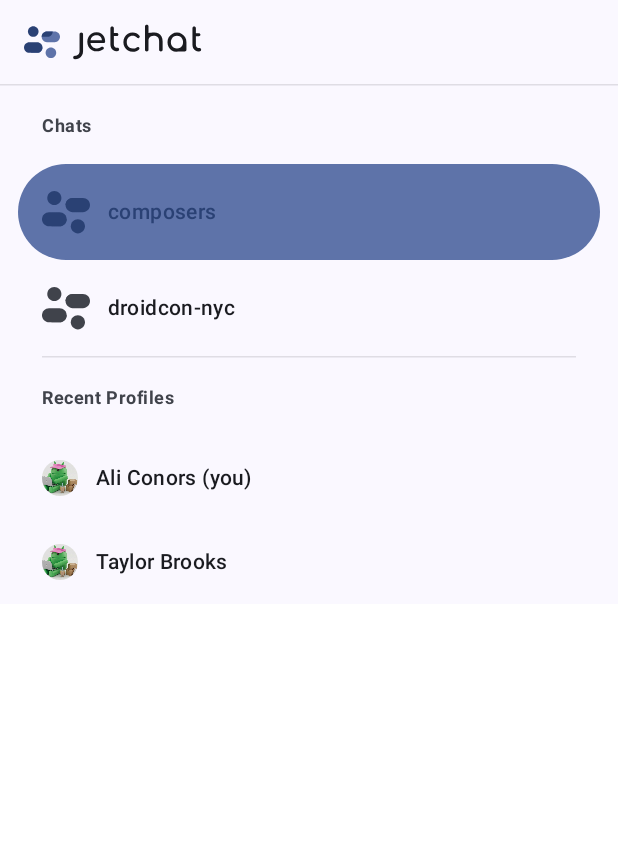
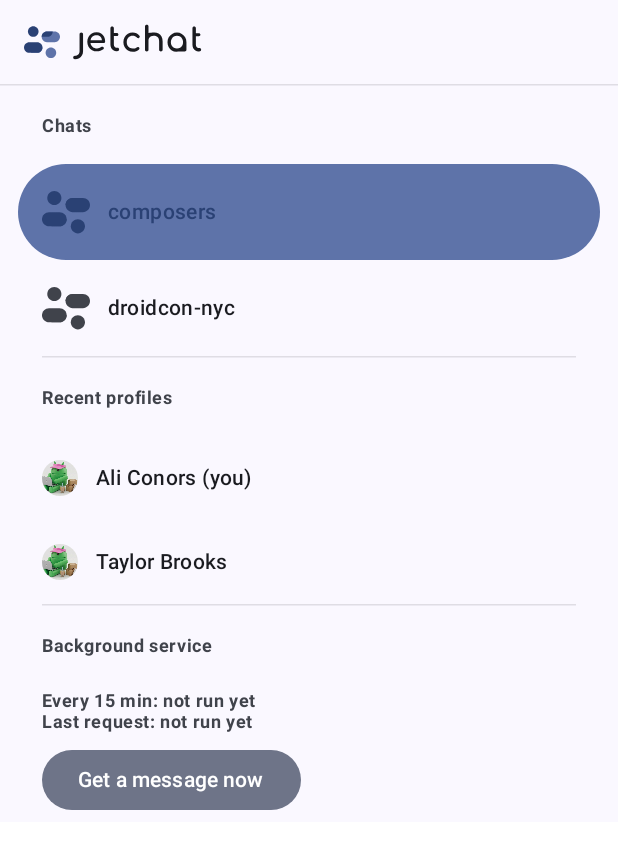
Before and after one commit to Xion07/Labs02CM20262-Gr04, an Android app built with Jetpack Compose: the @Preview function DrawerPreview, on a phone screen of 412 x 824 dp. Shown: the top 849 px of the screen. Run offline under Robolectric (Android 15) with nearby library versions, the phone set to English and light mode, and no system bars; our stand-ins replace Navigation 3; 2 statements that could not run were skipped.

Commit message:
Menu lateral con estado en vivo de los workers y boton para recibir un mensaje; textos ES/EN y autor 'me' estable en espanol

```diff
--- a/LabsCM20262-Gr04/Lab2-Services/src/main/java/co/edu/udea/compumovil/gr04_20262/lab2/components/JetchatDrawer.kt
+++ b/LabsCM20262-Gr04/Lab2-Services/src/main/java/co/edu/udea/compumovil/gr04_20262/lab2/components/JetchatDrawer.kt
@@ -20,6 +20,14 @@ import android.appwidget.AppWidgetManager
 import android.content.ComponentName
 import android.content.Context
 import android.os.Build
+import android.text.format.DateFormat
+import androidx.compose.material3.FilledTonalButton
+import androidx.compose.runtime.collectAsState
+import androidx.compose.runtime.getValue
+import androidx.compose.runtime.remember
+import androidx.work.WorkInfo
+import co.edu.udea.compumovil.gr04_20262.lab2.worker.WorkScheduler
+import java.util.Date
 import androidx.annotation.ChecksSdkIntAtLeast
 import androidx.annotation.DrawableRes
 import androidx.annotation.RequiresApi
@@ -78,16 +86,19 @@ fun JetchatDrawerContent(selectedKey: NavKey, onNavigate: (NavKey) -> Unit) {
         Spacer(Modifier.windowInsetsTopHeight(WindowInsets.statusBars))
         DrawerHeader()
         DividerItem()
-        DrawerItemHeader("Chats")
+        DrawerItemHeader(stringResource(R.string.drawer_chats))
         ChatItem(Conversation("composers"), selectedKey, onNavigate)
         ChatItem(Conversation("droidcon-nyc"), selectedKey, onNavigate)
         DividerItem(modifier = Modifier.padding(horizontal = 28.dp))
-        DrawerItemHeader("Recent Profiles")
-        ProfileItem("Ali Conors (you)", meProfile.photo, Profile(meProfile.userId), selectedKey, onNavigate)
+        DrawerItemHeader(stringResource(R.string.drawer_recent_profiles))
+        ProfileItem(stringResource(R.string.drawer_me), meProfile.photo, Profile(meProfile.userId), selectedKey, onNavigate)
         ProfileItem("Taylor Brooks", colleagueProfile.photo, Profile(colleagueProfile.userId), selectedKey, onNavigate)
+        DividerItem(modifier = Modifier.padding(horizontal = 28.dp))
+        DrawerItemHeader(stringResource(R.string.drawer_background))
+        BackgroundServiceItem()
         if (widgetAddingIsSupported(LocalContext.current)) {
             DividerItem(modifier = Modifier.padding(horizontal = 28.dp))
-            DrawerItemHeader("Settings")
+            DrawerItemHeader(stringResource(R.string.drawer_settings))
             WidgetDiscoverability()
         }
     }
@@ -238,6 +249,55 @@ fun DrawerPreviewDark() {
     }
 }
 
+/**
+ * Lab 2: muestra en vivo el estado de los workers (tarea periódica y última frase pedida)
+ * y permite pedir una frase al servicio REST en este momento.
+ */
+@Composable
+private fun BackgroundServiceItem() {
+    val context = LocalContext.current.applicationContext
+    val periodic by remember { WorkScheduler.periodicInfo(context) }.collectAsState(initial = null)
+    val now by remember { WorkScheduler.nowInfo(context) }.collectAsState(initial = null)
+    val running = now?.state == WorkInfo.State.RUNNING || now?.state == WorkInfo.State.ENQUEUED
+    Column(modifier = Modifier.padding(horizontal = 28.dp, vertical = 4.dp)) {
+        Text(
+            text = stringResource(R.string.worker_periodic, stateLabel(periodic?.state)),
+            style = MaterialTheme.typography.bodySmall,
+            color = MaterialTheme.colorScheme.onSurfaceVariant,
+        )
+        val next = periodic?.nextScheduleTimeMillis?.takeIf { it in 1 until Long.MAX_VALUE }
+        if (next != null && periodic?.state == WorkInfo.State.ENQUEUED) {
+            Text(
+                text = stringResource(R.string.worker_next, DateFormat.getTimeFormat(context).format(Date(next))),
+                style = MaterialTheme.typography.bodySmall,
+                color = MaterialTheme.colorScheme.onSurfaceVariant,
+            )
+        }
+        Text(
+            text = stringResource(R.string.worker_last, stateLabel(now?.state)),
+            style = MaterialTheme.typography.bodySmall,
+            color = MaterialTheme.colorScheme.onSurfaceVariant,
+        )
+        Spacer(Modifier.height(8.dp))
+        FilledTonalButton(onClick = { WorkScheduler.syncNow(context) }, enabled = !running) {
+            Text(stringResource(if (running) R.string.worker_running else R.string.worker_sync_now))
+        }
+    }
+}
+
+@Composable
+private fun stateLabel(state: WorkInfo.State?): String = stringResource(
+    when (state) {
+        WorkInfo.State.ENQUEUED -> R.string.work_enqueued
+        WorkInfo.State.RUNNING -> R.string.work_running
+        WorkInfo.State.SUCCEEDED -> R.string.work_succeeded
+        WorkInfo.State.FAILED -> R.string.work_failed
+        WorkInfo.State.BLOCKED -> R.string.work_blocked
+        WorkInfo.State.CANCELLED -> R.string.work_cancelled
+        null -> R.string.work_none
+    },
+)
+
 @RequiresApi(Build.VERSION_CODES.O)
 @Composable
 private fun WidgetDiscoverability() {
--- a/LabsCM20262-Gr04/Lab2-Services/src/main/res/values/strings.xml
+++ b/LabsCM20262-Gr04/Lab2-Services/src/main/res/values/strings.xml
@@ -93,5 +93,27 @@
     <!-- Lab 2: worker / notificaciones -->
     <string name="notif_channel_name">Quotes</string>
     <string name="notif_title">New quote from Quote Bot</string>
-
+    <!-- Lab 2: menu lateral y workers -->
+    <string name="drawer_chats">Chats</string>
+    <string name="drawer_recent_profiles">Recent profiles</string>
+    <string name="drawer_me">Ali Conors (you)</string>
+    <string name="drawer_settings">Settings</string>
+    <string name="drawer_background">Background service</string>
+    <string name="worker_periodic">Every 15 min: %1$s</string>
+    <string name="worker_next">Next run after %1$s</string>
+    <string name="worker_last">Last request: %1$s</string>
+    <string name="worker_sync_now">Get a message now</string>
+    <string name="worker_running">Fetching…</string>
+    <string name="work_enqueued">scheduled</string>
+    <string name="work_running">running</string>
+    <string name="work_succeeded">done</string>
+    <string name="work_failed">failed</string>
+    <string name="work_blocked">waiting</string>
+    <string name="work_cancelled">cancelled</string>
+    <string name="work_none">not run yet</string>
+    <string name="today">Today</string>
+    <string name="profile_rest_job">Job (REST service)</string>
+    <string name="profile_job_at">%1$s at %2$s</string>
+    <string name="profile_rest_email">Email (REST service)</string>
+    <string name="profile_rest_username">User (REST service)</string>
 </resources>
```
Also changed, not shown: LabsCM20262-Gr04/Lab2-Services/src/main/java/co/edu/udea/compumovil/gr04_20262/lab2/conversation/Conversation.kt (+19 -8 lines), 2 other files.
